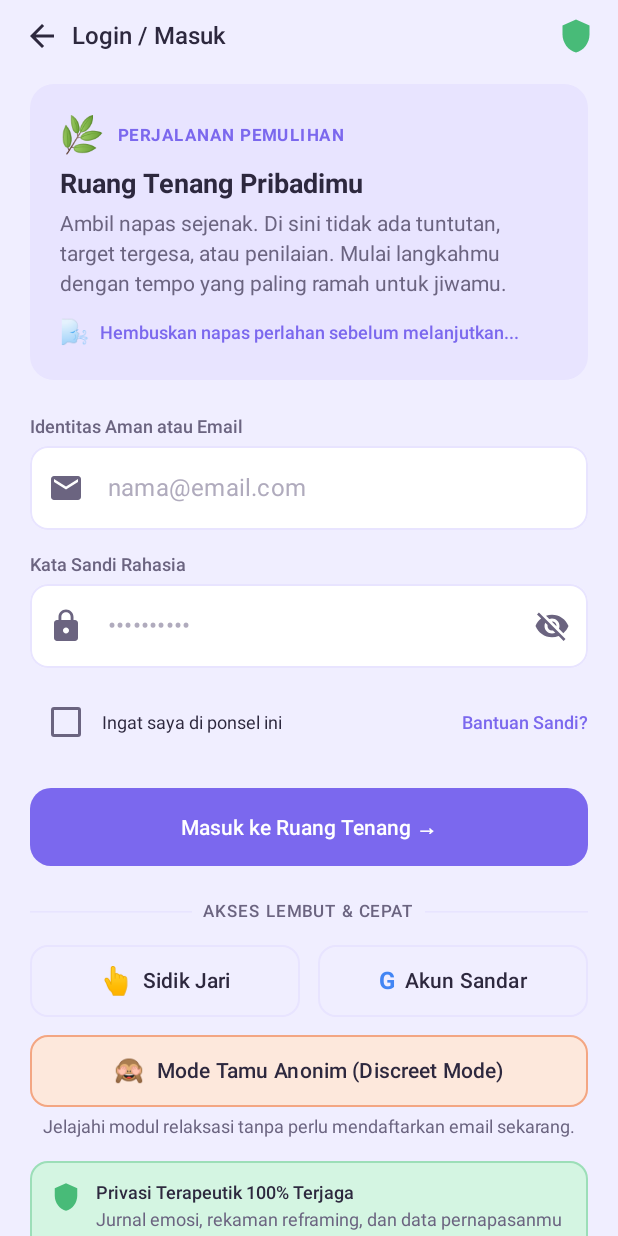
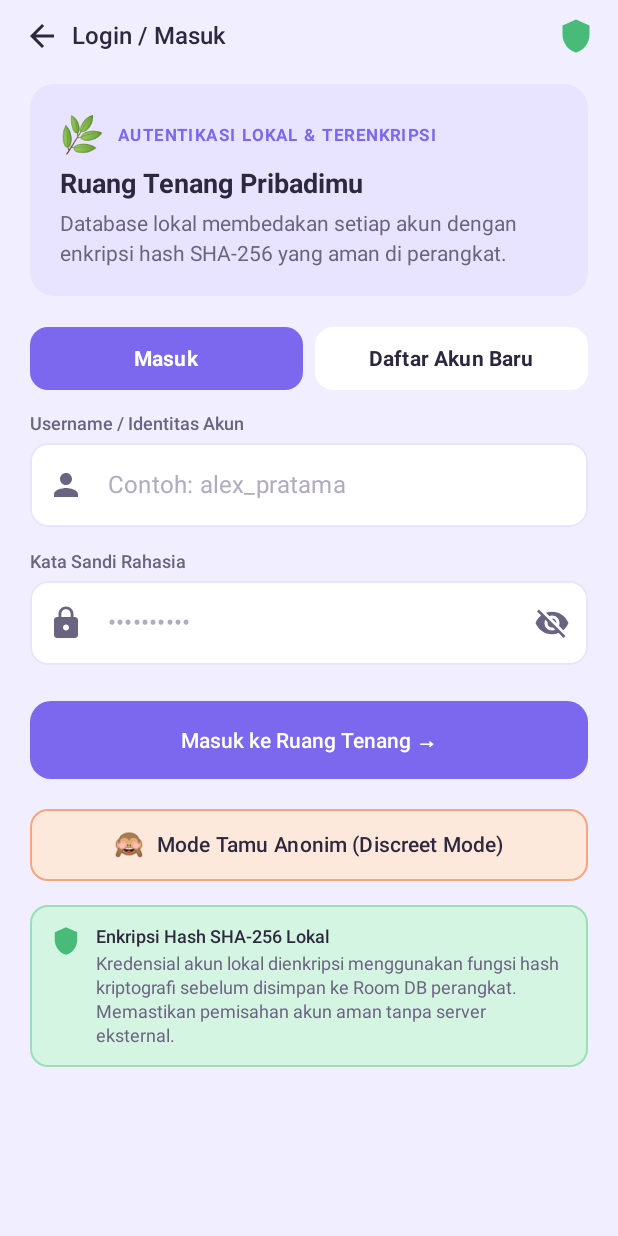
Before and after one commit to Aslamnh/MindSet, an Android app built with Jetpack Compose: the screen it shows after launch (MainActivity), on a phone screen of 412 x 824 dp. Run offline under Robolectric (Android 15) with nearby library versions, the phone set to English and light mode, and no system bars; our stand-ins replace Room's generated code.

Commit message:
Login v0.1
login

```diff
--- a/app/src/main/java/com/example/mind_set/data/local/AppDatabase.kt
+++ b/app/src/main/java/com/example/mind_set/data/local/AppDatabase.kt
@@ -6,21 +6,25 @@ import androidx.room.Room
 import androidx.room.RoomDatabase
 import com.example.mind_set.data.local.dao.EmergencyLogDao
 import com.example.mind_set.data.local.dao.JournalDao
+import com.example.mind_set.data.local.dao.UserDao
 import com.example.mind_set.data.local.entity.EmergencyLogEntity
 import com.example.mind_set.data.local.entity.JournalEntity
+import com.example.mind_set.data.local.entity.UserEntity
 
 @Database(
     entities = [
         EmergencyLogEntity::class,
-        JournalEntity::class
+        JournalEntity::class,
+        UserEntity::class
     ],
-    version = 3,
+    version = 4,
     exportSchema = false
 )
 abstract class AppDatabase : RoomDatabase() {
 
     abstract fun emergencyLogDao(): EmergencyLogDao
     abstract fun journalDao(): JournalDao
+    abstract fun userDao(): UserDao
 
     companion object {
         @Volatile
--- /dev/null
+++ b/app/src/main/java/com/example/mind_set/data/local/dao/UserDao.kt
@@ -0,0 +1,16 @@
+package com.example.mind_set.data.local.dao
+
+import androidx.room.Dao
+import androidx.room.Insert
+import androidx.room.OnConflictStrategy
+import androidx.room.Query
+import com.example.mind_set.data.local.entity.UserEntity
+
+@Dao
+interface UserDao {
+    @Query("SELECT * FROM users WHERE username = :username")
+    suspend fun getUserByUsername(username: String): UserEntity?
+
+    @Insert(onConflict = OnConflictStrategy.ABORT)
+    suspend fun insertUser(user: UserEntity)
+}
--- /dev/null
+++ b/app/src/main/java/com/example/mind_set/data/repository/UserRepository.kt
@@ -0,0 +1,31 @@
+package com.example.mind_set.data.repository
+
+import com.example.mind_set.data.local.dao.UserDao
+import com.example.mind_set.data.local.entity.UserEntity
+import kotlinx.coroutines.Dispatchers
+import kotlinx.coroutines.withContext
+
+interface UserRepository {
+    suspend fun register(username: String, pass: String): Boolean
+    suspend fun login(username: String, pass: String): Boolean
+}
+
+class DefaultUserRepository(
+    private val userDao: UserDao
+) : UserRepository {
+    override suspend fun register(username: String, pass: String): Boolean = withContext(Dispatchers.IO) {
+        try {
+            val hash = PasswordCrypto.hashPassword(pass)
+            userDao.insertUser(UserEntity(username = username.trim().lowercase(), passwordHash = hash))
+            true
+        } catch (e: Exception) {
+            false
+        }
+    }
+
+    override suspend fun login(username: String, pass: String): Boolean = withContext(Dispatchers.IO) {
+        val user = userDao.getUserByUsername(username.trim().lowercase()) ?: return@withContext false
+        val hash = PasswordCrypto.hashPassword(pass)
+        user.passwordHash == hash
+    }
+}
--- a/app/src/main/java/com/example/mind_set/navigation/NavGraph.kt
+++ b/app/src/main/java/com/example/mind_set/navigation/NavGraph.kt
@@ -9,14 +9,17 @@ import androidx.compose.runtime.remember
 import androidx.compose.ui.Modifier
 import androidx.compose.ui.platform.LocalContext
 import androidx.lifecycle.viewmodel.compose.viewModel
+import androidx.navigation.NavType
 import androidx.navigation.compose.NavHost
 import androidx.navigation.compose.composable
 import androidx.navigation.compose.rememberNavController
+import androidx.navigation.navArgument
 import com.example.mind_set.data.local.AppDatabase
 import com.example.mind_set.data.model.EmergencyIntervention
 import com.example.mind_set.data.model.JournalItem
 import com.example.mind_set.data.repository.DefaultEmergencyRepository
 import com.example.mind_set.data.repository.DefaultJournalRepository
+import com.example.mind_set.data.repository.DefaultUserRepository
 import com.example.mind_set.data.repository.EmergencyRepository
 import com.example.mind_set.data.repository.JournalRepository
 import com.example.mind_set.ui.components.BottomNavBar
@@ -25,6 +28,7 @@ import com.example.mind_set.ui.screens.home.HomeScreen
 import com.example.mind_set.ui.screens.jurnal.JournalViewModel
 import com.example.mind_set.ui.screens.jurnal.JurnalScreen
 import com.example.mind_set.ui.screens.login.LoginScreen
+import com.example.mind_set.ui.screens.login.LoginViewModel
 import com.example.mind_set.ui.screens.pauseground.PauseGroundScreen
 import com.example.mind_set.ui.screens.profil.ProfilScreen
 import com.example.mind_set.ui.screens.progress.ProgressScreen
@@ -37,19 +41,31 @@ fun MindSetNavGraph() {
     val database = remember { AppDatabase.getDatabase(context) }
     val emergencyRepository = remember { DefaultEmergencyRepository(database.emergencyLogDao()) }
     val journalRepository = remember { DefaultJournalRepository(database.journalDao()) }
+    val userRepository = remember { DefaultUserRepository(database.userDao()) }
 
     NavHost(navController = rootNavController, startDestination = "login") {
 
         composable("login") {
-            LoginScreen(onLoginSuccess = {
-                rootNavController.navigate("main") {
-                    popUpTo("login") { inclusive = true }
+            val loginViewModel: LoginViewModel = viewModel(
+                factory = LoginViewModel.provideFactory(userRepository)
+            )
+            LoginScreen(
+                viewModel = loginViewModel,
+                onLoginSuccess = { username ->
+                    rootNavController.navigate("main/$username") {
+                        popUpTo("login") { inclusive = true }
+                    }
                 }
-            })
+            )
         }
 
-        composable("main") {
+        composable(
+            route = "main/{username}",
+            arguments = listOf(navArgument("username") { type = NavType.StringType })
+        ) { backStackEntry ->
+            val username = backStackEntry.arguments?.getString("username") ?: "Alex"
             MainScreen(
+                currentUsername = username,
                 emergencyRepository = emergencyRepository,
                 journalRepository = journalRepository,
                 onNavigateToPauseGround = {
@@ -72,6 +88,7 @@ fun MindSetNavGraph() {
 
 @Composable
 fun MainScreen(
+    currentUsername: String,
     emergencyRepository: EmergencyRepository,
     journalRepository: JournalRepository,
     onNavigateToPauseGround: () -> Unit
@@ -94,7 +111,10 @@ fun MainScreen(
             modifier = Modifier.padding(innerPadding)
         ) {
             composable("home") {
-                HomeScreen(onEmergencyClick = onNavigateToPauseGround)
+                HomeScreen(
+                    currentUsername = currentUsername,
+                    onEmergencyClick = onNavigateToPauseGround
+                )
             }
             composable("jurnal") {
                 val journalViewModel: JournalViewModel = viewModel(
@@ -107,6 +127,7 @@ fun MainScreen(
             }
             composable("profil") {
                 ProfilScreen(
+                    currentUsername = currentUsername,
                     emergencyHistory = emergencyHistory,
                     journalHistory = journalHistory
                 )
--- a/app/src/main/java/com/example/mind_set/ui/screens/login/LoginScreen.kt
+++ b/app/src/main/java/com/example/mind_set/ui/screens/login/LoginScreen.kt
@@ -28,11 +28,12 @@ import com.example.mind_set.ui.theme.*
 
 @OptIn(ExperimentalMaterial3Api::class)
 @Composable
-fun LoginScreen(onLoginSuccess: () -> Unit) {
-    var email by remember { mutableStateOf("") }
-    var password by remember { mutableStateOf("") }
+fun LoginScreen(
+    viewModel: LoginViewModel,
+    onLoginSuccess: (String) -> Unit
+) {
+    val uiState by viewModel.uiState.collectAsState()
     var passwordVisible by remember { mutableStateOf(false) }
-    var rememberMe by remember { mutableStateOf(false) }
 
     Column(
         modifier = Modifier
@@ -54,7 +55,7 @@ fun LoginScreen(onLoginSuccess: () -> Unit) {
             )
             Spacer(Modifier.width(8.dp))
             Text(
-                text = "Login / Masuk",
+                text = if (uiState.isRegisterMode) "Daftar Akun Lokal" else "Login / Masuk",
                 style = MaterialTheme.typography.titleMedium,
                 fontWeight = FontWeight.SemiBold,
                 color = MindSetNeutral,
@@ -82,7 +83,7 @@ fun LoginScreen(onLoginSuccess: () -> Unit) {
                     Text("🌿", fontSize = 24.sp)
                     Spacer(Modifier.width(8.dp))
                     Text(
-                        text  = "PERJALANAN PEMULIHAN",
+                        text  = "AUTENTIKASI LOKAL & TERENKRIPSI",
                         style = MaterialTheme.typography.labelSmall,
                         color = MindSetPrimary,
                         fontWeight = FontWeight.Bold,
@@ -98,45 +99,95 @@ fun LoginScreen(onLoginSuccess: () -> Unit) {
                 )
                 Spacer(Modifier.height(8.dp))
                 Text(
-                    text  = "Ambil napas sejenak. Di sini tidak ada tuntutan, target tergesa, atau penilaian. Mulai langkahmu dengan tempo yang paling ramah untuk jiwamu.",
+                    text  = "Database lokal membedakan setiap akun dengan enkripsi hash SHA-256 yang aman di perangkat.",
                     style = MaterialTheme.typography.bodyMedium,
                     color = MindSetNeutralGrey
                 )
-                Spacer(Modifier.height(12.dp))
-                Row(verticalAlignment = Alignment.CenterVertically) {
-                    Text("🌬️", fontSize = 16.sp)
-                    Spacer(Modifier.width(6.dp))
-                    Text(
-                        text  = "Hembuskan napas perlahan sebelum melanjutkan...",
-                        style = MaterialTheme.typography.bodySmall,
-                        color = MindSetPrimary,
-                        fontWeight = FontWeight.Medium
-                    )
-                }
             }
         }
 
-        Spacer(Modifier.height(24.dp))
+        Spacer(Modifier.height(20.dp))
+
+        // ── Mode Switcher Tabs (Masuk vs Daftar) ─────────────
+        Row(
+            modifier = Modifier
+                .fillMaxWidth()
+                .padding(horizontal = 20.dp),
+            horizontalArrangement = Arrangement.spacedBy(8.dp)
+        ) {
+            Button(
+                onClick = { viewModel.setMode(false) },
+                modifier = Modifier.weight(1f).height(42.dp),
+                shape = RoundedCornerShape(12.dp),
+                colors = ButtonDefaults.buttonColors(
+                    containerColor = if (!uiState.isRegisterMode) MindSetPrimary else MindSetSurface,
+                    contentColor = if (!uiState.isRegisterMode) Color.White else MindSetNeutral
+                )
+            ) {
+                Text("Masuk", fontWeight = FontWeight.Bold)
+            }
+            Button(
+                onClick = { viewModel.setMode(true) },
+                modifier = Modifier.weight(1f).height(42.dp),
+                shape = RoundedCornerShape(12.dp),
+                colors = ButtonDefaults.buttonColors(
+                    containerColor = if (uiState.isRegisterMode) MindSetPrimary else MindSetSurface,
+                    contentColor = if (uiState.isRegisterMode) Color.White else MindSetNeutral
+                )
+            ) {
+                Text("Daftar Akun Baru", fontWeight = FontWeight.Bold)
+            }
+        }
+
+        Spacer(Modifier.height(16.dp))
+
+        // ── Error / Success Banners ──────────────────────────
+        if (uiState.errorMessage != null) {
+            Card(
+                modifier = Modifier.fillMaxWidth().padding(horizontal = 20.dp),
+                colors = CardDefaults.cardColors(containerColor = MindSetError.copy(alpha = 0.15f))
+            ) {
+                Row(modifier = Modifier.padding(12.dp), verticalAlignment = Alignment.CenterVertically) {
+                    Icon(Icons.Filled.Error, contentDescription = null, tint = MindSetError, modifier = Modifier.size(18.dp))
+                    Spacer(Modifier.width(8.dp))
+                    Text(uiState.errorMessage!!, style = MaterialTheme.typography.bodySmall, color = MindSetError)
+                }
+            }
+            Spacer(Modifier.height(12.dp))
+        }
+
+        if (uiState.successMessage != null) {
+            Card(
+                modifier = Modifier.fillMaxWidth().padding(horizontal = 20.dp),
+                colors = CardDefaults.cardColors(containerColor = MindSetTertiaryLight)
+            ) {
+                Row(modifier = Modifier.padding(12.dp), verticalAlignment = Alignment.CenterVertically) {
+                    Icon(Icons.Filled.CheckCircle, contentDescription = null, tint = MindSetTertiary, modifier = Modifier.size(18.dp))
+                    Spacer(Modifier.width(8.dp))
+                    Text(uiState.successMessage!!, style = MaterialTheme.typography.bodySmall, color = MindSetNeutral, fontWeight = FontWeight.SemiBold)
+                }
+            }
+            Spacer(Modifier.height(12.dp))
+        }
 
         // ── Form fields ──────────────────────────────────────
         Column(modifier = Modifier.padding(horizontal = 20.dp)) {
 
             Text(
-                text  = "Identitas Aman atau Email",
+                text  = "Username / Identitas Akun",
                 style = MaterialTheme.typography.labelMedium,
                 color = MindSetNeutralGrey
             )
             Spacer(Modifier.height(6.dp))
             OutlinedTextField(
-                value = email,
-                onValueChange = { email = it },
+                value = uiState.username,
+                onValueChange = { viewModel.updateUsername(it) },
                 modifier = Modifier.fillMaxWidth(),
-                placeholder = { Text("nama@email.com", color = MindSetNeutralLight) },
+                placeholder = { Text("Contoh: alex_pratama", color = MindSetNeutralLight) },
                 leadingIcon  = {
-                    Icon(Icons.Filled.Email, contentDescription = null, tint = MindSetNeutralGrey)
+                    Icon(Icons.Filled.Person, contentDescription = null, tint = MindSetNeutralGrey)
                 },
-                keyboardOptions = KeyboardOptions(keyboardType = KeyboardType.Email),
-                singleLine      = true,
+                singleLine = true,
                 shape  = RoundedCornerShape(12.dp),
                 colors = OutlinedTextFieldDefaults.colors(
                     focusedBorderColor   = MindSetPrimary,
@@ -155,8 +206,8 @@ fun LoginScreen(onLoginSuccess: () -> Unit) {
             )
             Spacer(Modifier.height(6.dp))
             OutlinedTextField(
-                value = password,
-                onValueChange = { password = it },
+                value = uiState.password,
+                onValueChange = { viewModel.updatePassword(it) },
                 modifier = Modifier.fillMaxWidth(),
                 placeholder = { Text("••••••••••", color = MindSetNeutralLight) },
                 leadingIcon  = {
@@ -183,113 +234,39 @@ fun LoginScreen(onLoginSuccess: () -> Unit) {
                 )
             )
 
-            Spacer(Modifier.height(12.dp))
+            Spacer(Modifier.height(24.dp))
 
-            Row(
-                modifier = Modifier.fillMaxWidth(),
-                horizontalArrangement = Arrangement.SpaceBetween,
-                verticalAlignment = Alignment.CenterVertically
-            ) {
-                Row(verticalAlignment = Alignment.CenterVertically) {
-                    Checkbox(
-                        checked = rememberMe,
-                        onCheckedChange = { rememberMe = it },
-                        colors = CheckboxDefaults.colors(checkedColor = MindSetPrimary)
-                    )
-                    Text(
-                        text  = "Ingat saya di ponsel ini",
-                        style = MaterialTheme.typography.bodySmall,
-                        color = MindSetNeutral
-                    )
-                }
-                Text(
-                    text  = "Bantuan Sandi?",
-                    style = MaterialTheme.typography.bodySmall,
-                    color = MindSetPrimary,
-                    fontWeight = FontWeight.Medium,
-                    modifier = Modifier.clickable { }
-                )
-            }
-
-            Spacer(Modifier.height(20.dp))
-
-            // ── Primary login button ──────────────────────────
+            // ── Primary authenticate button ───────────────────
             Button(
-                onClick  = onLoginSuccess,
+                onClick  = {
+                    viewModel.authenticate { loggedInUser ->
+                        onLoginSuccess(loggedInUser)
+                    }
+                },
+                enabled  = !uiState.isLoading,
                 modifier = Modifier
                     .fillMaxWidth()
                     .height(52.dp),
                 shape  = RoundedCornerShape(14.dp),
                 colors = ButtonDefaults.buttonColors(containerColor = MindSetPrimary)
             ) {
-                Text(
-                    text  = "Masuk ke Ruang Tenang →",
-                    style = MaterialTheme.typography.titleSmall,
-                    color = Color.White,
-                    fontWeight = FontWeight.SemiBold
-                )
-            }
-
-            Spacer(Modifier.height(24.dp))
-
-            // ── Divider ───────────────────────────────────────
-            Row(verticalAlignment = Alignment.CenterVertically) {
-                HorizontalDivider(modifier = Modifier.weight(1f), color = MindSetDivider)
-                Text(
-                    text     = "  AKSES LEMBUT & CEPAT  ",
-                    style    = MaterialTheme.typography.labelSmall,
-                    color    = MindSetNeutralGrey,
-                    letterSpacing = 1.sp
-                )
-                HorizontalDivider(modifier = Modifier.weight(1f), color = MindSetDivider)
-            }
-
-            Spacer(Modifier.height(16.dp))
-
-            // ── Biometric + Google ────────────────────────────
-            Row(
-                modifier = Modifier.fillMaxWidth(),
-                horizontalArrangement = Arrangement.spacedBy(12.dp)
-            ) {
-                OutlinedButton(
-                    onClick  = {},
-                    modifier = Modifier
-                        .weight(1f)
-                        .height(48.dp),
-                    shape  = RoundedCornerShape(12.dp),
-                    border = androidx.compose.foundation.BorderStroke(1.dp, MindSetDivider)
-                ) {
-                    Text("👆", fontSize = 18.sp)
-                    Spacer(Modifier.width(6.dp))
+                if (uiState.isLoading) {
+                    CircularProgressIndicator(modifier = Modifier.size(22.dp), color = Color.White, strokeWidth = 2.dp)
+                } else {
                     Text(
-                        text  = "Sidik Jari",
-                        style = MaterialTheme.typography.labelLarge,
-                        color = MindSetNeutral
-                    )
-                }
-                OutlinedButton(
-                    onClick  = {},
-                    modifier = Modifier
-                        .weight(1f)
-                        .height(48.dp),
-                    shape  = RoundedCornerShape(12.dp),
-                    border = androidx.compose.foundation.BorderStroke(1.dp, MindSetDivider)
-                ) {
-                    Text("G", fontSize = 16.sp, fontWeight = FontWeight.Bold, color = Color(0xFF4285F4))
-                    Spacer(Modifier.width(6.dp))
-                    Text(
-                        text  = "Akun Sandar",
-                        style = MaterialTheme.typography.labelLarge,
-                        color = MindSetNeutral
+                        text  = if (uiState.isRegisterMode) "Daftar & Buat Akun Lokal →" else "Masuk ke Ruang Tenang →",
+                        style = MaterialTheme.typography.titleSmall,
+                        color = Color.White,
+                        fontWeight = FontWeight.SemiBold
                     )
                 }
             }
 
-            Spacer(Modifier.height(12.dp))
+            Spacer(Modifier.height(20.dp))
 
             // ── Anonymous mode ────────────────────────────────
             OutlinedButton(
-                onClick  = onLoginSuccess,
+                onClick  = { onLoginSuccess("Tamu Anonim") },
                 modifier = Modifier
                     .fillMaxWidth()
                     .height(48.dp),
@@ -306,15 +283,6 @@ fun LoginScreen(onLoginSuccess: () -> Unit) {
                     fontWeight = FontWeight.Medium
                 )
             }
-
-            Spacer(Modifier.height(6.dp))
-            Text(
-                text      = "Jelajahi modul relaksasi tanpa perlu mendaftarkan email sekarang.",
-                style     = MaterialTheme.typography.bodySmall,
-                color     = MindSetNeutralGrey,
-                textAlign = TextAlign.Center,
-                modifier  = Modifier.fillMaxWidth()
-            )
 
             Spacer(Modifier.height(16.dp))
 
@@ -335,14 +303,14 @@ fun LoginScreen(onLoginSuccess: () -> Unit) {
                     Spacer(Modifier.width(10.dp))
                     Column {
                         Text(
-                            text  = "Privasi Terapeutik 100% Terjaga",
+                            text  = "Enkripsi Hash SHA-256 Lokal",
                             style = MaterialTheme.typography.labelMedium,
                             color = MindSetNeutral,
                             fontWeight = FontWeight.SemiBold
                         )
                         Spacer(Modifier.height(4.dp))
                         Text(
-                            text  = "Jurnal emosi, rekaman reframing, dan data pernapasanmu dienkripsi kuat secara lokal di gawai ini. Tidak ada data yang dibagikan ke pihak ketiga atau pengiklan.",
+                            text  = "Kredensial akun lokal dienkripsi menggunakan fungsi hash kriptografi sebelum disimpan ke Room DB perangkat. Memastikan pemisahan akun aman tanpa server eksternal.",
                             style = MaterialTheme.typography.bodySmall,
                             color = MindSetNeutralGrey
                         )
--- /dev/null
+++ b/app/src/main/java/com/example/mind_set/ui/screens/login/LoginUiState.kt
@@ -0,0 +1,10 @@
+package com.example.mind_set.ui.screens.login
+
+data class LoginUiState(
+    val isRegisterMode: Boolean = false,
+    val username: String = "",
+    val password: String = "",
+    val isLoading: Boolean = false,
+    val errorMessage: String? = null,
+    val successMessage: String? = null
+)
```
Also changed, not shown: app/src/main/java/com/example/mind_set/data/local/entity/UserEntity.kt (added, +17 -0 lines), app/src/main/java/com/example/mind_set/data/repository/PasswordCrypto.kt (added, +10 -0 lines), app/src/main/java/com/example/mind_set/ui/screens/home/HomeScreen.kt (+11 -3 lines), app/src/main/java/com/example/mind_set/ui/screens/login/LoginViewModel.kt (added, +93 -0 lines), app/src/main/java/com/example/mind_set/ui/screens/profil/ProfilScreen.kt (+8 -2 lines).
